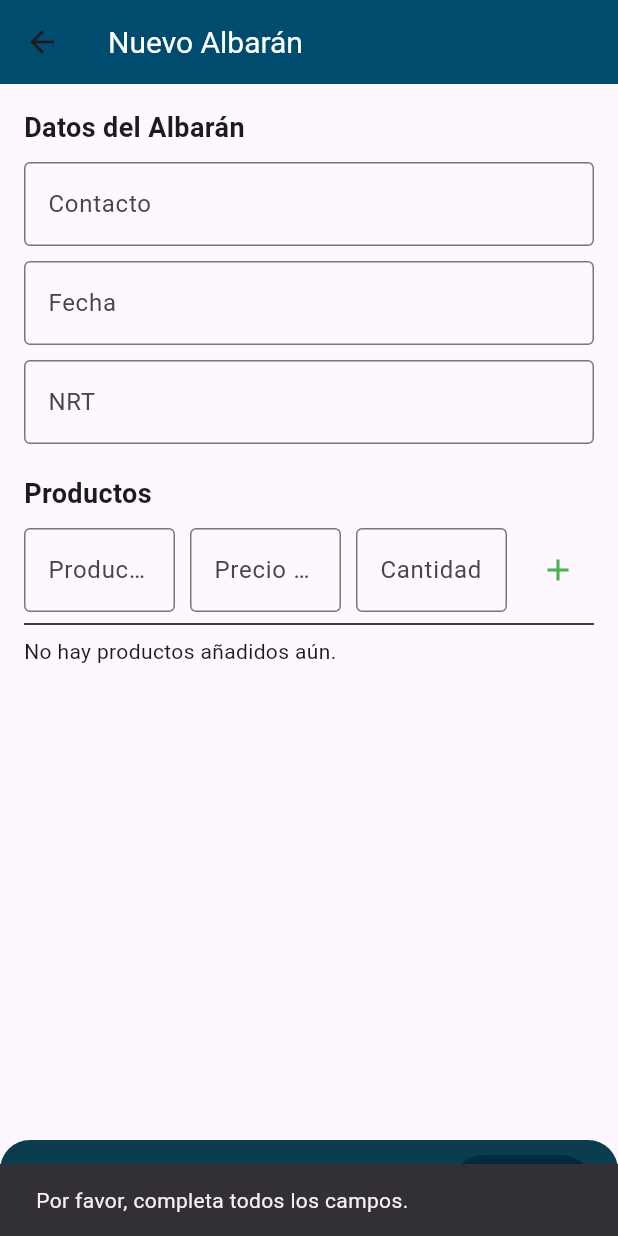
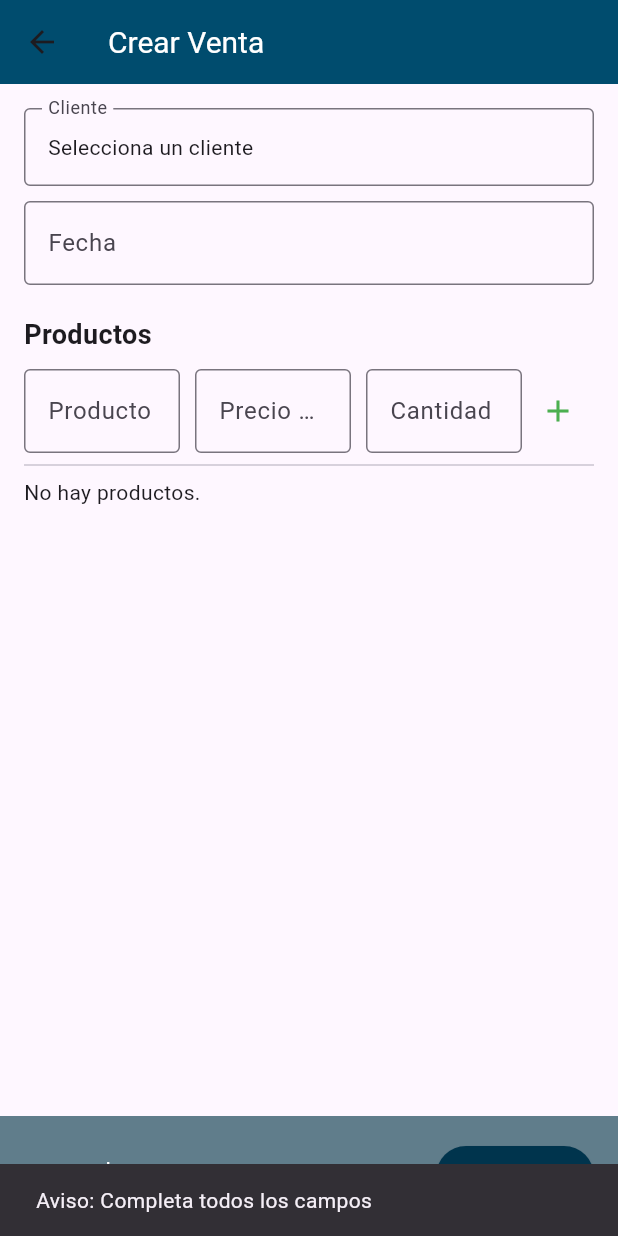
Before and after one commit to Mystedev/Odoo_App, a Flutter app: the MySalesOdoo screen opened directly, after a tap on "Enviar", on a phone screen of 412 x 824 dp. Run offline on Flutter 3.47's test engine with Material 3 defaults, Android fonts, the phone set to English and light mode, and no system bars; our stand-ins replace flutter_speed_dial; network calls fail.

Commit message:
Ventas creadas correctamente, no se guardan en la lista de la pantalla de albaranes, por lo que aun se debe implementar

```diff
--- a/lib/main.dart
+++ b/lib/main.dart
@@ -57,7 +57,7 @@ class AuthenticatedHomeScreen extends StatelessWidget {
       builder: (context, snapshot) {
         if (snapshot.connectionState == ConnectionState.waiting) {
           return const Scaffold(
-            body: Center(child: CircularProgressIndicator()), // Indicador de carga
+            body: Center(), // Indicador de carga
           );
         } else if (snapshot.hasError) {
           // En lugar de bloquear, permitir acceso mostrando un mensaje
--- a/lib/routes/comandes.dart
+++ b/lib/routes/comandes.dart
@@ -1,4 +1,7 @@
+// ignore_for_file: avoid_print, use_build_context_synchronously, prefer_const_declarations
+
 import 'package:flutter/material.dart';
+import 'package:odooapp/api/apiAccessOdoo.dart';
 
 class MySalesOdoo extends StatefulWidget {
   const MySalesOdoo({super.key});
@@ -8,11 +11,10 @@ class MySalesOdoo extends StatefulWidget {
 }
 
 class _MySalesOdooState extends State<MySalesOdoo> {
-  final TextEditingController _contactController = TextEditingController();
   final TextEditingController _dateController = TextEditingController();
-  final TextEditingController _nrtController = TextEditingController();
-
   final List<Map<String, dynamic>> _products = [];
+  int? _selectedCustomerId;
+  String _selectedCustomerName = '';
   double _totalAmount = 0.0;
 
   final TextEditingController _productNameController = TextEditingController();
@@ -22,9 +24,7 @@ class _MySalesOdooState extends State<MySalesOdoo> {
   @override
   Widget build(BuildContext context) {
     return Scaffold(
-      appBar: AppBar(
-        title: const Text('Nuevo Albarán'),
-      ),
+      appBar: AppBar(title: const Text('Crear Venta')),
       body: Column(
         children: [
           Expanded(
@@ -33,33 +33,16 @@ class _MySalesOdooState extends State<MySalesOdoo> {
               child: Column(
                 crossAxisAlignment: CrossAxisAlignment.start,
                 children: [
-                  const Text(
-                    'Datos del Albarán',
-                    style: TextStyle(fontSize: 18, fontWeight: FontWeight.bold),
-                  ),
-                  const SizedBox(height: 10),
-                  TextField(
-                    controller: _contactController,
-                    decoration: const InputDecoration(
-                      labelText: 'Contacto',
-                      border: OutlineInputBorder(),
-                    ),
-                  ),
+                  _buildCustomerSelection(),
                   const SizedBox(height: 10),
                   TextField(
                     controller: _dateController,
+                    readOnly: true,
+                    onTap: _selectDate,
                     decoration: const InputDecoration(
                       labelText: 'Fecha',
                       border: OutlineInputBorder(),
                       hintText: 'YYYY-MM-DD',
-                    ),
-                  ),
-                  const SizedBox(height: 10),
-                  TextField(
-                    controller: _nrtController,
-                    decoration: const InputDecoration(
-                      labelText: 'NRT',
-                      border: OutlineInputBorder(),
                     ),
                   ),
                   const SizedBox(height: 20),
@@ -69,58 +52,34 @@ class _MySalesOdooState extends State<MySalesOdoo> {
                   ),
                   const SizedBox(height: 10),
                   _buildProductForm(),
-                  const Divider(color: Colors.black),
-                  if (_products.isNotEmpty)
-                    _buildProductList()
-                  else
-                    const Text('No hay productos añadidos aún.'),
+                  const Divider(),
+                  _products.isNotEmpty
+                      ? _buildProductList()
+                      : const Text('No hay productos.'),
                   const SizedBox(height: 20),
                 ],
               ),
             ),
           ),
-          Container(
-            padding: const EdgeInsets.symmetric(horizontal: 16, vertical: 8),
-            decoration: const BoxDecoration(
-              color: Color.fromARGB(255, 11, 61, 79),
-              borderRadius: BorderRadius.only(
-                topRight: Radius.circular(20),
-                topLeft: Radius.circular(20),
-              ),
-            ),
-            child: Row(
-              mainAxisAlignment: MainAxisAlignment.spaceBetween,
-              children: [
-                Text(
-                  'Total: \$$_totalAmount',
-                  style: const TextStyle(
-                    fontSize: 18,
-                    fontWeight: FontWeight.bold,
-                    color: Colors.white,
-                  ),
-                ),
-                ElevatedButton(
-                  style: ElevatedButton.styleFrom(
-                    backgroundColor: const Color.fromARGB(255, 2, 42, 61),
-                    foregroundColor: Colors.white,
-                    padding: const EdgeInsets.symmetric(horizontal: 16, vertical: 12),
-                    shape: RoundedRectangleBorder(
-                      borderRadius: BorderRadius.circular(40),
-                    ),
-                  ),
-                  onPressed: _submitAlbaran,
-                  child: const Row(
-                    children: [
-                      Icon(Icons.send, size: 16),
-                      SizedBox(width: 8),
-                      Text('Enviar'),
+          _buildBottomBar(),
         ],
       ),
+    );
+  }
+
+  Widget _buildCustomerSelection() {
+    return InkWell(
+      onTap: _showCustomerSelectionDialog,
+      child: InputDecorator(
+        decoration: const InputDecoration(
+          labelText: 'Cliente',
+          border: OutlineInputBorder(),
         ),
-              ],
+        child: Text(
+          _selectedCustomerName.isEmpty
+              ? 'Selecciona un cliente'
+              : _selectedCustomerName,
         ),
-          )
-        ],
       ),
     );
   }
@@ -132,9 +91,7 @@ class _MySalesOdooState extends State<MySalesOdoo> {
           child: TextField(
             controller: _productNameController,
             decoration: const InputDecoration(
-              labelText: 'Producto',
-              border: OutlineInputBorder(),
-            ),
+                labelText: 'Producto', border: OutlineInputBorder()),
           ),
         ),
         const SizedBox(width: 10),
@@ -143,9 +100,7 @@ class _MySalesOdooState extends State<MySalesOdoo> {
             controller: _unitPriceController,
             keyboardType: TextInputType.number,
             decoration: const InputDecoration(
-              labelText: 'Precio Unitario',
-              border: OutlineInputBorder(),
-            ),
+                labelText: 'Precio Unitario', border: OutlineInputBorder()),
           ),
         ),
         const SizedBox(width: 10),
@@ -154,12 +109,9 @@ class _MySalesOdooState extends State<MySalesOdoo> {
             controller: _quantityController,
             keyboardType: TextInputType.number,
             decoration: const InputDecoration(
-              labelText: 'Cantidad',
-              border: OutlineInputBorder(),
+                labelText: 'Cantidad', border: OutlineInputBorder()),
           ),
         ),
-        ),
-        const SizedBox(width: 10),
         IconButton(
           icon: const Icon(Icons.add),
           onPressed: _addProduct,
@@ -176,127 +128,185 @@ class _MySalesOdooState extends State<MySalesOdoo> {
       itemCount: _products.length,
       itemBuilder: (context, index) {
         final product = _products[index];
-        return Card(
-          margin: const EdgeInsets.symmetric(vertical: 5),
-          child: ListTile(
+        return ListTile(
           title: Text(product['name']),
           subtitle: Text(
               'Cantidad: ${product['quantity']}, Precio: \$${product['unitPrice']}'),
           trailing: Text('Total: \$${product['total']}'),
           leading: IconButton(
             icon: const Icon(Icons.delete, color: Colors.red),
-              onPressed: () => _showDeleteConfirmationDialog(product),
-            ),
+            onPressed: () => _removeProduct(product),
           ),
         );
       },
     );
   }
 
-  void _showDeleteConfirmationDialog(Map<String, dynamic> product) {
+  Widget _buildBottomBar() {
+    return Container(
+      padding: const EdgeInsets.all(16),
+      color: Colors.blueGrey,
+      child: Row(
+        mainAxisAlignment: MainAxisAlignment.spaceBetween,
+        children: [
+          Text('Total: \$$_totalAmount',
+              style: const TextStyle(fontSize: 18, color: Colors.white)),
+          ElevatedButton.icon(
+            icon: const Icon(Icons.send),
+            label: const Text('Enviar'),
+            onPressed: _submitOrder,
+          ),
+        ],
+      ),
+    );
+  }
+
+  void _selectDate() async {
+    final DateTime? pickedDate = await showDatePicker(
+      context: context,
+      initialDate: DateTime.now(),
+      firstDate: DateTime(2000),
+      lastDate: DateTime(2100),
+    );
+
+    if (pickedDate != null) {
+      setState(() {
+        _dateController.text =
+            "${pickedDate.year}-${pickedDate.month.toString().padLeft(2, '0')}-${pickedDate.day.toString().padLeft(2, '0')}";
+      });
+    }
+  }
+
+  void _showCustomerSelectionDialog() async {
+    try {
+      final customers = await ApiFetch.fetchContacts();
       showDialog(
         context: context,
-      builder: (BuildContext context) {
+        builder: (context) {
           return AlertDialog(
-          title: const Text('Confirmar eliminación'),
-          content: Text(
-              '¿Estás seguro de que deseas eliminar el producto "${product['name']}"?'),
-          actions: <Widget>[
-            TextButton(
-              onPressed: () {
-                Navigator.of(context).pop();
+            title: const Text('Selecciona un cliente'),
+            content: SizedBox(
+              width: double.maxFinite,
+              child: ListView.builder(
+                shrinkWrap: true,
+                itemCount: customers.length,
+                itemBuilder: (context, index) {
+                  final customer = customers[index];
+                  return ListTile(
+                    title: Text(customer['name']),
+                    onTap: () {
+                      setState(() {
+                        _selectedCustomerId = customer['id'];
+                        _selectedCustomerName = customer['name'];
+                      });
+                      Navigator.pop(context);
                     },
-              child: const Text('Cancelar'),
-            ),
-            TextButton(
-              onPressed: () {
-                _removeProduct(product);
-                Navigator.of(context).pop();
+                  );
                 },
-              child: const Text('Eliminar'),
-              style: TextButton.styleFrom(
-                backgroundColor: Colors.red,
-                foregroundColor: Colors.white,
               ),
             ),
-          ],
           );
         },
       );
+    } catch (e) {
+      ScaffoldMessenger.of(context).showSnackBar(
+        SnackBar(content: Text('Error: $e'), backgroundColor: Colors.red),
+      );
+    }
+  }
+
+  String _formatDate(String date) {
+    try {
+      final DateTime parsedDate = DateTime.parse(date);
+      return "${parsedDate.year}-${parsedDate.month.toString().padLeft(2, '0')}-${parsedDate.day.toString().padLeft(2, '0')}";
+    } catch (e) {
+      throw Exception('Formato de fecha inválido. Usa YYYY-MM-DD');
+    }
   }
 
   void _addProduct() {
-    final String name = _productNameController.text;
-    final double? unitPrice = double.tryParse(_unitPriceController.text);
-    final int? quantity = int.tryParse(_quantityController.text);
+  final name = _productNameController.text;
+  final unitPrice = double.tryParse(_unitPriceController.text);
+  final quantity = int.tryParse(_quantityController.text);
 
   if (name.isNotEmpty && unitPrice != null && quantity != null) {
-      final double total = unitPrice * quantity;
+    // Aquí deberías asegurarte de tener el productId
+    final productId = 1; // Reemplaza con el ID real del producto desde Odoo
 
     setState(() {
       _products.add({
-          'name': name,
-          'unitPrice': unitPrice,
-          'quantity': quantity,
-          'total': total,
+        "productId": productId,
+        "name": name,
+        "quantity": quantity,
+        "unitPrice": unitPrice,
+        "total": unitPrice * quantity,
       });
-        _totalAmount += total;
+      _totalAmount += unitPrice * quantity;
     });
 
     _productNameController.clear();
     _unitPriceController.clear();
     _quantityController.clear();
   } else {
+    // Aviso cuando los campos no se han escrito correctamente
     ScaffoldMessenger.of(context).showSnackBar(
-        const SnackBar(
-          content: Text('Por favor, llena todos los campos del producto correctamente.'),
-        ),
+      const SnackBar(content: Text('Aviso: Completa todos los campos del producto correctamente.')),
     );
   }
 }
 
+  // Eliminar un producto si no se quiere mantener en la orden
   void _removeProduct(Map<String, dynamic> product) {
     setState(() {
       _products.remove(product);
       _totalAmount -= product['total'];
     });
   }
-
-  void _submitAlbaran() {
-    final String contact = _contactController.text;
-    final String date = _dateController.text;
-    final String nrt = _nrtController.text;
-
-    if (contact.isEmpty || date.isEmpty || nrt.isEmpty || _products.isEmpty) {
+  // Funcion para comprobar que los campos no esten vacios y enviar los datos
+  void _submitOrder() async {
+    if (_selectedCustomerId == null ||
+        _dateController.text.isEmpty ||
+        _products.isEmpty) {
       ScaffoldMessenger.of(context).showSnackBar(
-        const SnackBar(content: Text('Por favor, completa todos los campos.')),
+        const SnackBar(content: Text('Aviso: Completa todos los campos')),
       );
       return;
     }
 
-    final newAlbaran = {
-      'contact': contact,
-      'date': date,
-      'nrt': nrt,
-      'products': _products,
-      'total': _totalAmount,
-    };
+    try {
+      // Formatea la fecha correctamente
+      final String formattedDate = _formatDate(_dateController.text);
 
-    Navigator.pop(context, newAlbaran); // Devuelve el albarán a la pantalla principal
+      // Genera las líneas de pedido
+      final List<List<dynamic>> orderLines =
+          ApiFetch.createOrderLines(_products);
+      print('Order Lines: $orderLines');
 
+
+      // Crea la orden de venta
+      final orderId = await ApiFetch.addSaleOrder(
+        customerId: _selectedCustomerId!,
+        orderDate: formattedDate, // Usa la fecha formateada
+        orderLines: orderLines, //
+      );
+      // Mensaje de orden creada exitosamente
+      ScaffoldMessenger.of(context).showSnackBar(
+        SnackBar(content: Text('Orden creada con éxito. ID: $orderId',style: const TextStyle(color: Colors.white),),backgroundColor: Colors.green,),
+      );
+      // Vaciar los inputs de los datos
       setState(() {
-      _contactController.clear();
-      _dateController.clear();
-      _nrtController.clear();
+        _selectedCustomerId = null;
+        _selectedCustomerName = '';
         _products.clear();
         _totalAmount = 0.0;
+        _dateController.clear();
       });
-
+    } catch (e) {
+      // Error al crear la orden de venta
+      print('Error al crear la orden: $e');
       ScaffoldMessenger.of(context).showSnackBar(
-      const SnackBar(content: Text('Albarán enviado con éxito.')),snackBarAnimationStyle: AnimationStyle(
-        duration: const Duration(milliseconds: 500),
-        curve: Curves.easeInOut,
-      )
+        SnackBar(content: Text('Error al crear la orden: $e',style: const TextStyle(color: Colors.white),),backgroundColor: Colors.red,),
       );
     }
   }
+}
--- a/lib/utilities/dialog_helpers.dart
+++ b/lib/utilities/dialog_helpers.dart
@@ -1,4 +1,4 @@
-// ignore_for_file: use_build_context_synchronously
+// ignore_for_file: use_build_context_synchronously, unused_local_variable
 
 import 'package:flutter/material.dart';
 import 'package:odooapp/api/apiAccessOdoo.dart';
```
Also changed, not shown: lib/api/apiAccessOdoo.dart (+104 -9 lines). Lines whose indentation alone changed are shown as unchanged.
